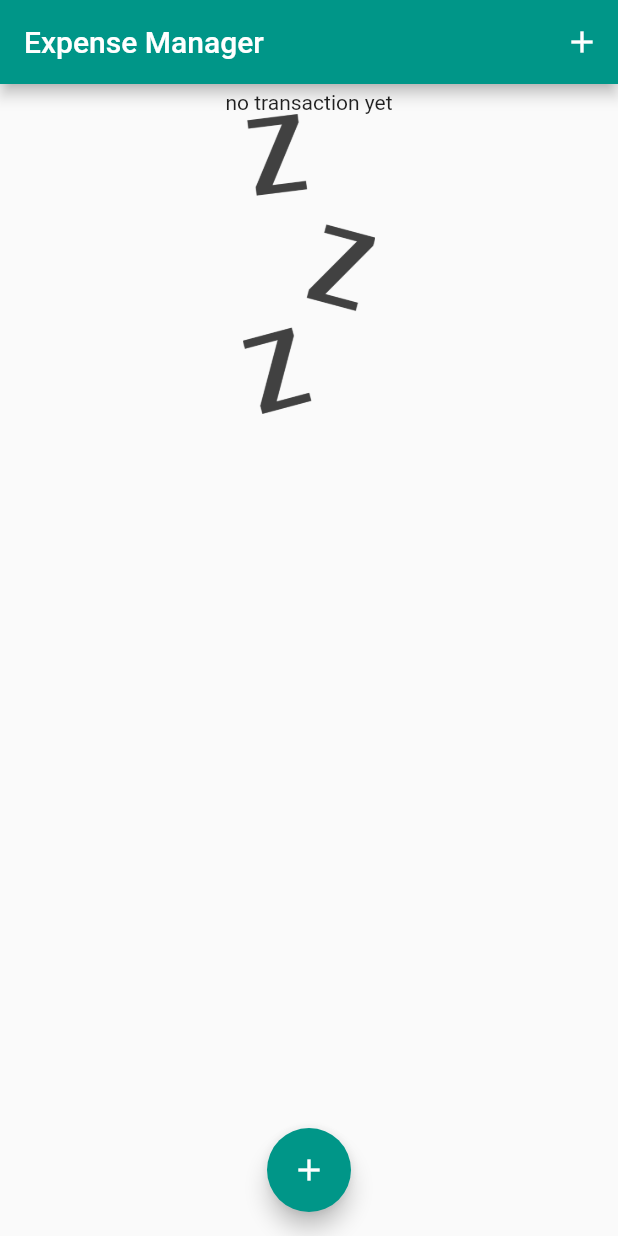
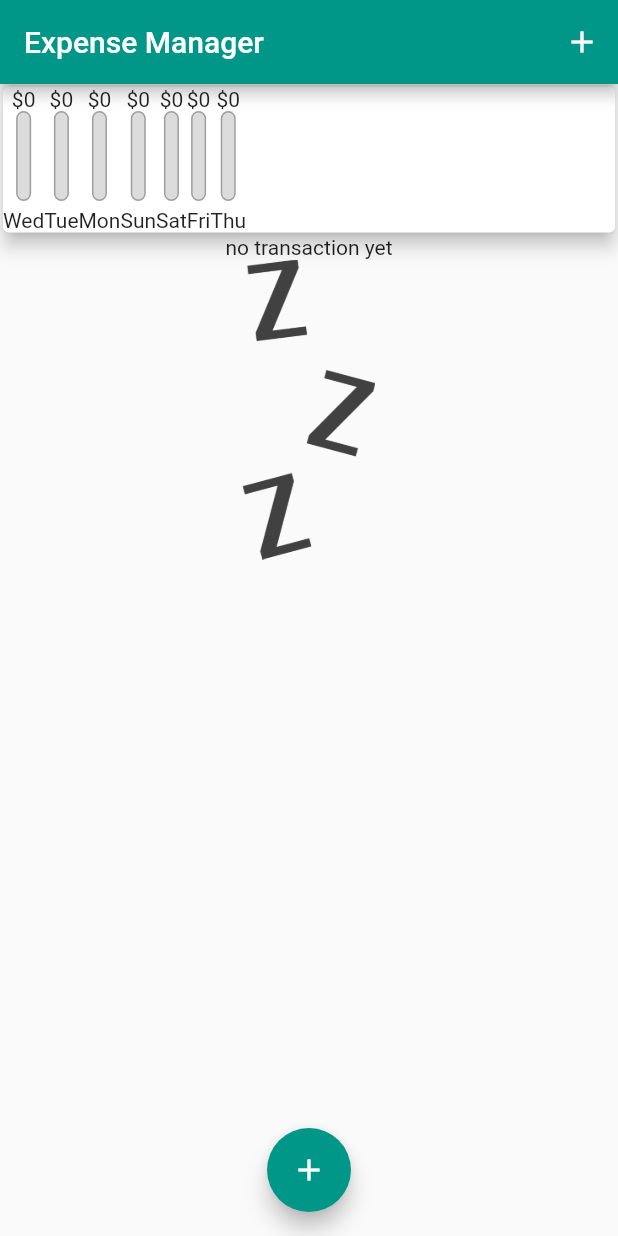
Before and after one commit to azutsavv/expense_app, a Flutter app: the screen it shows after launch, on a phone screen of 412 x 824 dp. Run offline on Flutter 3.47's test engine with Material 2 defaults, Android fonts, the phone set to English and light mode, and no system bars; our stand-ins replace google_fonts; Roboto replaces fonts that are missing (TextStyle).

Commit message:
chart bar complete

```diff
--- a/lib/widgets/chart.dart
+++ b/lib/widgets/chart.dart
@@ -1,10 +1,11 @@
-import 'dart:core';
+import 'dart:async';
 
 import 'package:flutter/material.dart';
 import 'package:flutter/src/widgets/container.dart';
 import 'package:flutter/src/widgets/framework.dart';
 import 'package:intl/intl.dart';
 import 'package:personal_expense_app/models/transaction.dart';
+import 'package:personal_expense_app/widgets/chart_bar.dart';
 
 class Chart extends StatelessWidget {
   final List<Transaction> recenttransaction;
@@ -23,18 +24,33 @@ class Chart extends StatelessWidget {
         }
       }
 
-      print(DateFormat.E(weekday));
+      print(DateFormat.E().format(weekday));
       print(totalamount);
-      return {'day': DateFormat.E(weekday), 'amount': totalamount};
+      return {'day': DateFormat.E().format(weekday), 'amount': totalamount};
+    });
+  }
+
+  double get spending_total {
+    return groupedvaluetransaction.fold(0.0, (sum, element) {
+      return sum + (element['amount'] as double);
     });
   }
 
   @override
   Widget build(BuildContext context) {
+    print(groupedvaluetransaction);
     return Card(
-      elevation: 5,
-      margin: EdgeInsets.all(2),
-      child: Row(children: []),
-    );
+        elevation: 5,
+        margin: EdgeInsets.all(2),
+        child: Row(
+          children: groupedvaluetransaction.map((data) {
+            return chartbar(
+              spending_percentage_amount:
+                  ((data['amount'] as double) / spending_total),
+              spending_amt: data['amount'] as double,
+              lable: data['day'].toString(),
+            );
+          }).toList(),
+        ));
   }
 }
--- /dev/null
+++ b/lib/widgets/chart_bar.dart
@@ -0,0 +1,41 @@
+import 'package:flutter/cupertino.dart';
+import 'package:flutter/material.dart';
+import 'package:flutter/src/widgets/container.dart';
+import 'package:flutter/src/widgets/framework.dart';
+
+class chartbar extends StatelessWidget {
+  final String lable;
+  final double spending_amt;
+  final double spending_percentage_amount;
+
+  const chartbar({ required this.lable, required this.spending_amt, required this.spending_percentage_amount});
+
+  @override
+  Widget build(BuildContext context) {
+    return Column(children: [
+      Text("\$${spending_amt.toStringAsFixed(0)}"),
+     Container(
+      height: 60,
+      width: 10,
+      child: Stack(children: [
+
+        Container(decoration: BoxDecoration(
+          border: Border.all(color: Colors.grey,width: 1),
+          color:  Color.fromRGBO(220, 220, 220, 1),
+          borderRadius: BorderRadius.circular(10),
+        ),),
+
+        FractionallySizedBox(heightFactor: spending_percentage_amount,
+        child: Container(
+          decoration: BoxDecoration(
+            color: Colors.amber,
+            borderRadius: BorderRadius.circular(10)
+          ),
+        ),)
+      ],),
+     ),
+     SizedBox(height: 5,),
+     Text(lable)
+    ],);
+  }
+}
--- a/lib/widgets/homepage.dart
+++ b/lib/widgets/homepage.dart
@@ -16,8 +16,8 @@ class homepage extends StatefulWidget {
 
 List<Transaction> get _recenttransaction{
   return _usertransaction.where((element) {
-    return element.date.isAfter(DateTime.now().subtract(Duration(days:7)))
-  },)
+    return element.date.isAfter(DateTime.now().subtract(Duration(days:7)));
+  },).toList();
 }
 
 
```
